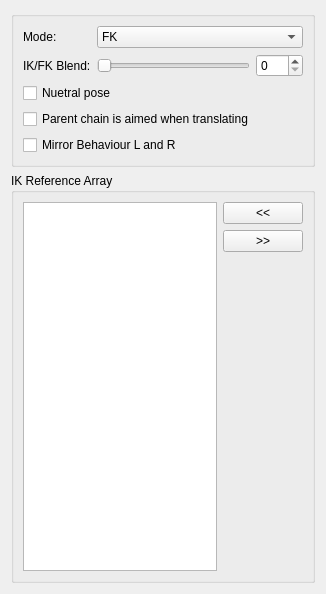
Before: the Qt Designer form release/scripts/mgear/shifter_classic_components/chain_01/settingsUI.ui in mgear-dev/mgear4, drawn with Qt 5.
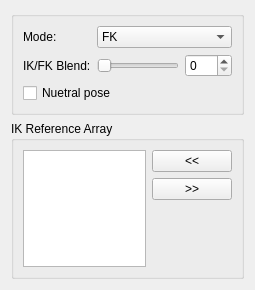
After: the same form once the commit is applied.

Commit message: chain_01 is reverted from the master branch

The edit to the form file:
```diff
--- a/release/scripts/mgear/shifter_classic_components/chain_01/settingsUI.ui
+++ b/release/scripts/mgear/shifter_classic_components/chain_01/settingsUI.ui
@@ -6,8 +6,8 @@
    <rect>
     <x>0</x>
     <y>0</y>
-    <width>326</width>
-    <height>594</height>
+    <width>255</width>
+    <height>290</height>
    </rect>
   </property>
   <property name="windowTitle">
@@ -99,20 +99,6 @@
           </property>
          </widget>
         </item>
-        <item>
-         <widget class="QCheckBox" name="aiming_checkBox">
-          <property name="text">
-           <string>Parent chain is aimed when translating</string>
-          </property>
-         </widget>
-        </item>
-        <item>
-         <widget class="QCheckBox" name="mirrorBehaviour_checkBox">
-          <property name="text">
-           <string>Mirror Behaviour L and R</string>
-          </property>
-         </widget>
-        </item>
        </layout>
       </item>
      </layout>
```
Left out of the diff: 8 changed lines with no effect on the pictures. The commit also changes 3 other files.
